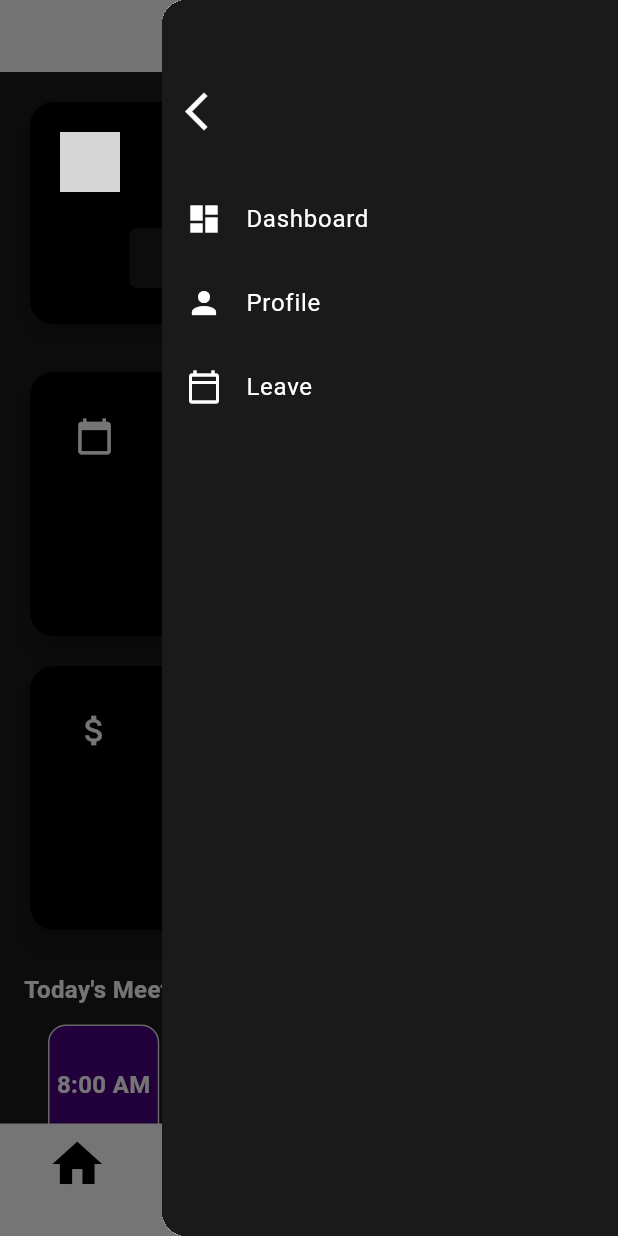
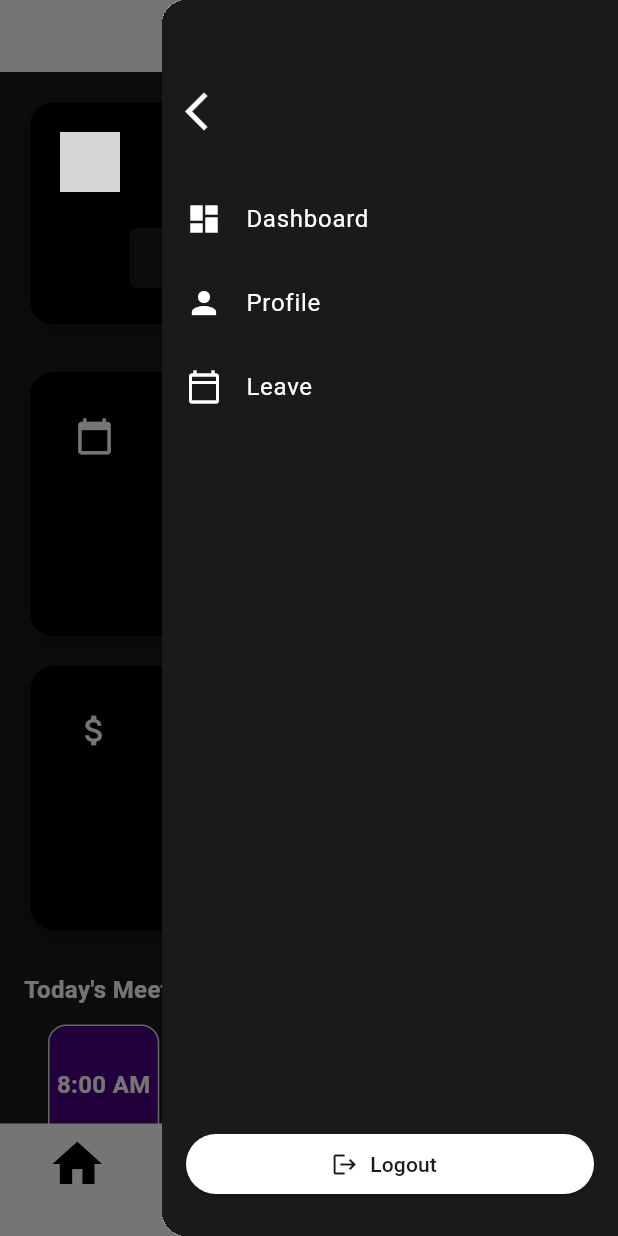
Before and after one commit to AzibNaeem/_Flutter_, a Flutter app: the DashboardScreen screen opened directly with empty values, with the side drawer open, on a phone screen of 412 x 824 dp. Run offline on Flutter 3.47's test engine with Material 3 defaults, Android fonts, the phone set to English and light mode, and no system bars; our stand-ins replace dropdown_button2, fl_chart, hive_flutter, shimmer; accounts and stored records are empty; network calls fail; grey boxes are pictures that could not be loaded.

Commit message:
FIXED LOGOUT

```diff
--- a/lib/presentation/widgets/custom_end_drawer.dart
+++ b/lib/presentation/widgets/custom_end_drawer.dart
@@ -1,5 +1,7 @@
 import 'package:flutter/material.dart';
 import '../theme/app_theme.dart';
+import '../../domain/services/logout_service.dart';
+import '../screens/login_screen.dart';
 
 class CustomEndDrawer extends StatelessWidget {
   final Widget menuContent;
@@ -11,8 +13,7 @@ class CustomEndDrawer extends StatelessWidget {
     return Drawer(
       child: Container(
         color: AppColors.background,
-        child: ListView(
-          padding: EdgeInsets.zero,
+        child: Column(
           children: <Widget>[
             Align(
               alignment: Alignment.topRight,
@@ -31,7 +32,37 @@ class CustomEndDrawer extends StatelessWidget {
               ),
             ),
             const SizedBox(height: 20),
-            menuContent,
+            Expanded(child: menuContent),
+            Padding(
+              padding: const EdgeInsets.symmetric(
+                vertical: 24.0,
+                horizontal: 16.0,
+              ),
+              child: SizedBox(
+                width: double.infinity,
+                child: ElevatedButton.icon(
+                  icon: const Icon(Icons.logout),
+                  label: const Text('Logout'),
+                  style: ElevatedButton.styleFrom(
+                    backgroundColor: AppColors.primary,
+                    foregroundColor: AppColors.background,
+                  ),
+                  onPressed: () async {
+                    await LogoutService.logout(
+                      context,
+                      onLoggedOut: () {
+                        Navigator.of(context).pushAndRemoveUntil(
+                          MaterialPageRoute(
+                            builder: (_) => const LoginScreen(),
+                          ),
+                          (route) => false,
+                        );
+                      },
+                    );
+                  },
+                ),
+              ),
+            ),
           ],
         ),
       ),
```
